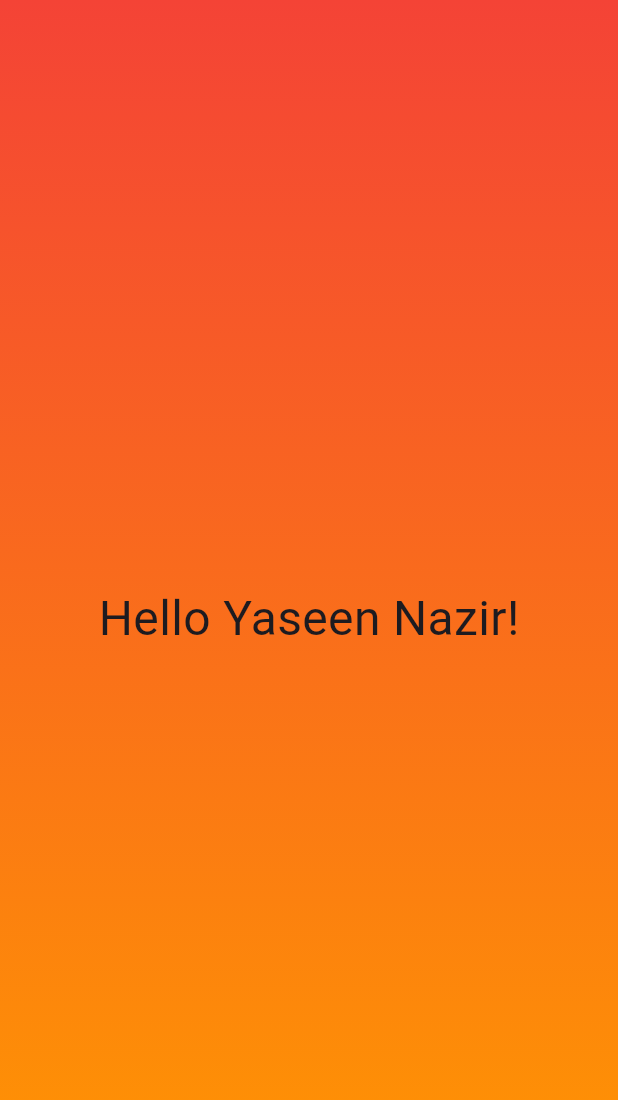
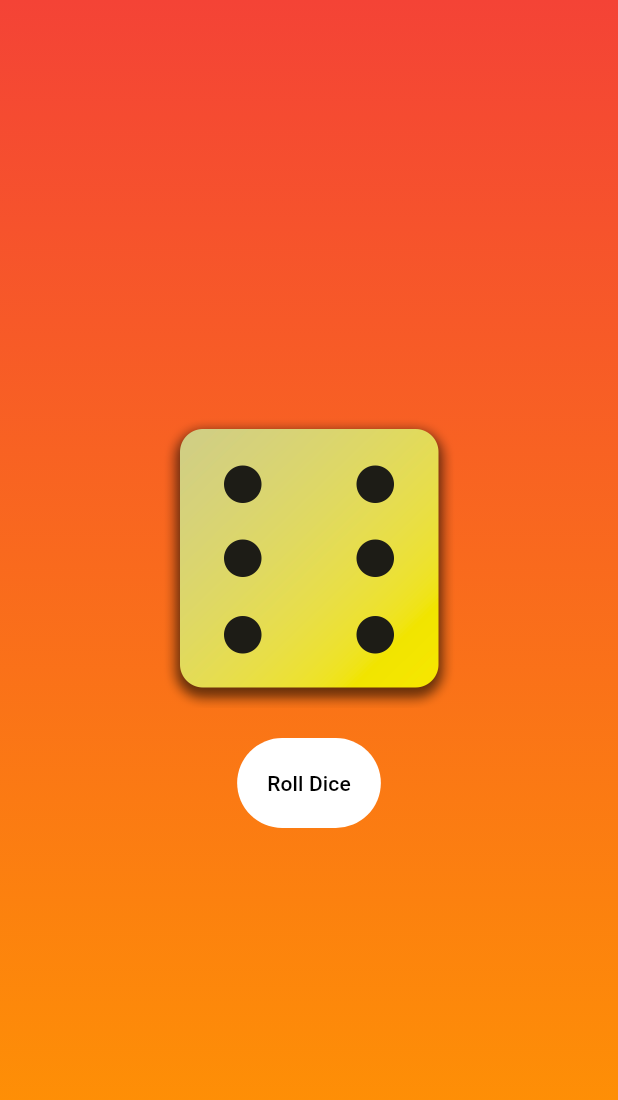
Before and after one commit to httpsyaseen/Fluttter-Practise, a Flutter app: the screen it shows after launch, on a phone screen of 412 x 824 dp. Shown: the top 1100 px of the screen. Run offline on Flutter 3.47's test engine with Material 3 defaults, Android fonts, the phone set to English and light mode, and no system bars.

Commit message:
created dice roller

```diff
--- a/lib/background_gradient.dart
+++ b/lib/background_gradient.dart
@@ -1,4 +1,5 @@
 import 'package:flutter/material.dart';
+import 'package:test1/dice_roller.dart';
 
 class BackgroundGradient extends StatelessWidget {
   const BackgroundGradient({super.key});
@@ -14,11 +15,7 @@ class BackgroundGradient extends StatelessWidget {
         ),
       ),
       child: const Center(
-        child: Text(
-          'Hello Yaseen Nazir!',
-          style: TextStyle(fontSize: 32),
-          selectionColor: Colors.black,
-        ),
+        child: DiceRoller(),
       ),
     );
   }
--- /dev/null
+++ b/lib/dice_roller.dart
@@ -0,0 +1,45 @@
+import 'package:flutter/material.dart';
+import 'dart:math';
+
+class DiceRoller extends StatefulWidget {
+  const DiceRoller({super.key});
+
+  @override
+  State<DiceRoller> createState() {
+    return _DiceRoller();
+  }
+}
+
+class _DiceRoller extends State<DiceRoller> {
+  var diceImage = 'assets/images/dice-6.png';
+  rollDice() {
+    final Random random = Random();
+    int diceNumber = 1 + random.nextInt(5);
+
+    setState(() {
+      diceImage = 'assets/images/dice-$diceNumber.png';
+    });
+  }
+
+  @override
+  Widget build(context) {
+    return Column(
+      mainAxisSize: MainAxisSize.min,
+      children: [
+        Image.asset(
+          diceImage,
+          width: 200,
+        ),
+        const SizedBox(height: 20),
+        TextButton(
+          onPressed: rollDice,
+          style: TextButton.styleFrom(
+              foregroundColor: Colors.black,
+              backgroundColor: Colors.white,
+              padding: const EdgeInsets.all(20)),
+          child: const Text('Roll Dice'),
+        ),
+      ],
+    );
+  }
+}
```
Also changed, not shown: lib/styled_text.dart (added, +16 -0 lines), pubspec.yaml (+9 -7 lines), assets/images/dice-1.png (added), assets/images/dice-2.png (added), assets/images/dice-3.png (added), assets/images/dice-4.png (added), assets/images/dice-5.png (added), assets/images/dice-6.png (added).
